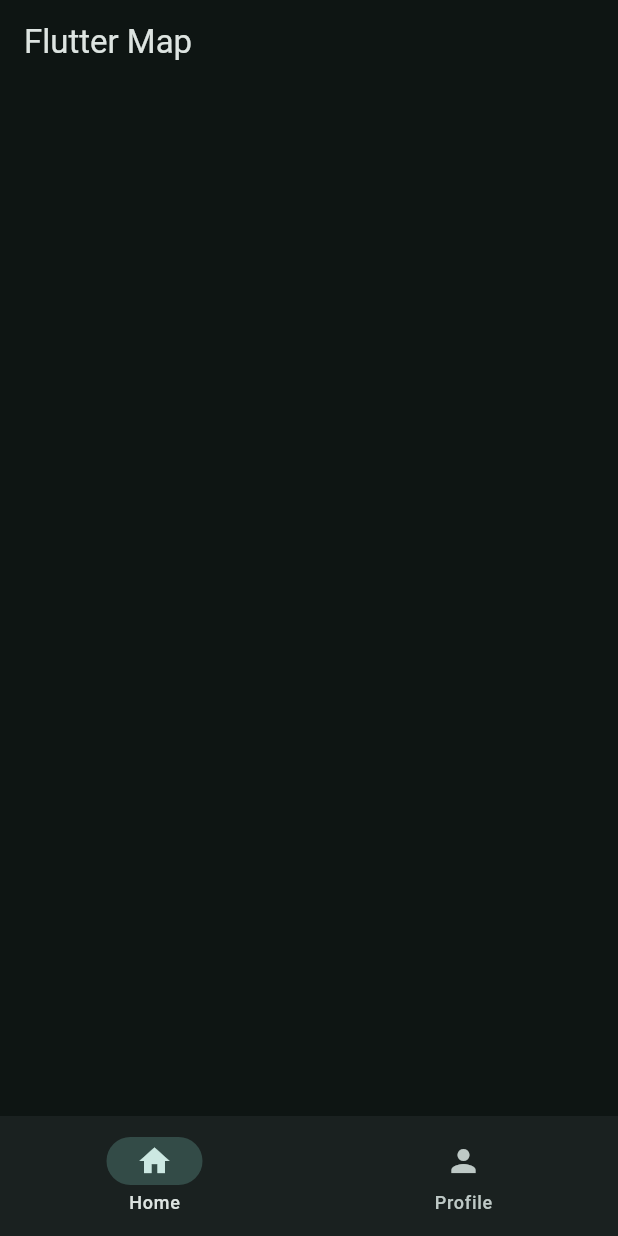
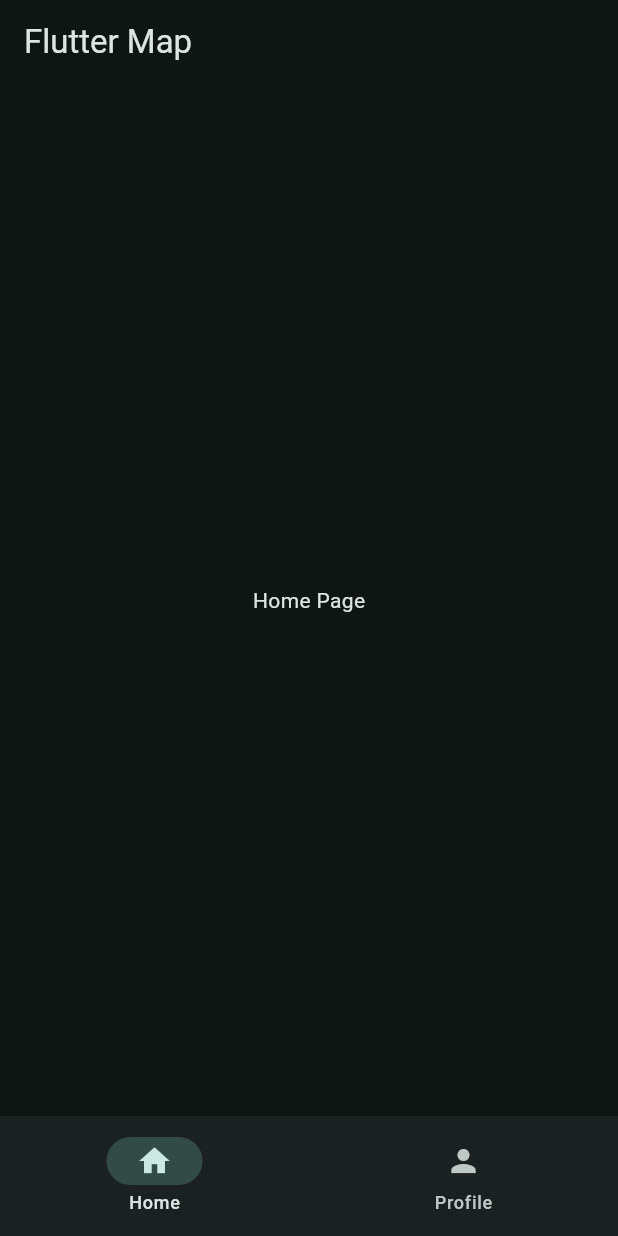
Before and after one commit to zinminnhtun/flutter_learning, a Flutter app: the screen it shows after launch, on a phone screen of 412 x 824 dp. Run offline on Flutter 3.47's test engine with Material 3 defaults, Android fonts, the phone set to English and light mode, and no system bars.

```diff
--- /dev/null
+++ b/lib/data/notifiers.dart
@@ -0,0 +1,6 @@
+// ValueNotifier : hold the data
+// ValueListenableBuilder: listen to the data (don't need the set state)
+
+import 'package:flutter/material.dart';
+
+ValueNotifier<int> selectedPageNotifier = ValueNotifier(0);
--- a/lib/main.dart
+++ b/lib/main.dart
@@ -1,23 +1,20 @@
 import 'package:flutter/material.dart';
+import 'package:flutter_app/views/widget_tree.dart';
+
 
 void main() {
   runApp(const MyApp());
 }
 
-// material app(Stateful)
-// scaffold
-// App title
-// bottom navigation bar set state
-
 class MyApp extends StatefulWidget {
   const MyApp({super.key});
 
   @override
-  State<MyApp> createState() => _MyappState();
+  State<MyApp> createState() => _MyAppState();
 }
 
-class _MyappState extends State<MyApp> {
-  int selectedIndex = 0;
+class _MyAppState extends State<MyApp> {
+
   @override
   Widget build(BuildContext context) {
     return MaterialApp(
@@ -25,21 +22,7 @@ class _MyappState extends State<MyApp> {
       theme: ThemeData(
         colorScheme: ColorScheme.fromSeed(seedColor: Colors.teal,brightness: Brightness.dark),
       ),
-      home: Scaffold(
-        appBar: AppBar(title: Text("Flutter Map"),),
-        bottomNavigationBar: NavigationBar(
-          destinations: [
-            NavigationDestination(icon: Icon(Icons.home), label: "Home"),
-            NavigationDestination(icon: Icon(Icons.person), label: "Profile"),
-          ],
-          onDestinationSelected: (int value){
-            setState(() {
-              selectedIndex = value;
-            });
-          } ,
-          selectedIndex: selectedIndex,
-        ),
-      ),
+      home: const WidgetTree(),
     );
   }
 }
--- /dev/null
+++ b/lib/views/pages/home_page.dart
@@ -0,0 +1,10 @@
+import 'package:flutter/material.dart';
+
+class HomePage extends StatelessWidget {
+  const HomePage({super.key});
+
+  @override
+  Widget build(BuildContext context) {
+    return Center(child: Text("Home Page"));
+  }
+}
--- /dev/null
+++ b/lib/views/pages/profile_page.dart
@@ -0,0 +1,10 @@
+import 'package:flutter/material.dart';
+
+class ProfilePage extends StatelessWidget {
+  const ProfilePage({super.key});
+
+  @override
+  Widget build(BuildContext context) {
+    return Center(child: Text("Profile Page"));
+  }
+}
--- /dev/null
+++ b/lib/views/widget_tree.dart
@@ -0,0 +1,26 @@
+import 'package:flutter/material.dart';
+import 'package:flutter_app/data/notifiers.dart';
+import 'package:flutter_app/views/pages/home_page.dart';
+import 'package:flutter_app/views/pages/profile_page.dart';
+
+import 'widgets/navbar_widget.dart';
+
+List<Widget> pages = [
+  HomePage(),
+  ProfilePage()
+];
+
+class WidgetTree extends StatelessWidget {
+  const WidgetTree({super.key});
+
+  @override
+  Widget build(BuildContext context) {
+    return Scaffold(
+        appBar: AppBar(title: Text("Flutter Map"),),
+        body: ValueListenableBuilder(valueListenable: selectedPageNotifier, builder: (context,selectedPage,child){
+          return pages.elementAt(selectedPage);
+        }),
+        bottomNavigationBar: NavbarWidget()
+      );
+  }
+}
--- /dev/null
+++ b/lib/views/widgets/navbar_widget.dart
@@ -0,0 +1,30 @@
+import 'package:flutter/material.dart';
+import 'package:flutter_app/data/notifiers.dart';
+
+class NavbarWidget extends StatefulWidget {
+  const NavbarWidget({super.key});
+
+  @override
+  State<NavbarWidget> createState() => _NavbarWidgetState();
+}
+
+class _NavbarWidgetState extends State<NavbarWidget> {
+  @override
+  Widget build(BuildContext context) {
+    return ValueListenableBuilder(
+      valueListenable: selectedPageNotifier,
+      builder: (context, selectedPage, child) {
+        return NavigationBar(
+          destinations: [
+            NavigationDestination(icon: Icon(Icons.home), label: "Home"),
+            NavigationDestination(icon: Icon(Icons.person), label: "Profile"),
+          ],
+          onDestinationSelected: (int value) {
+           selectedPageNotifier.value = value;
+          },
+          selectedIndex: selectedPage,
+        );
+      },
+    );
+  }
+}
```
